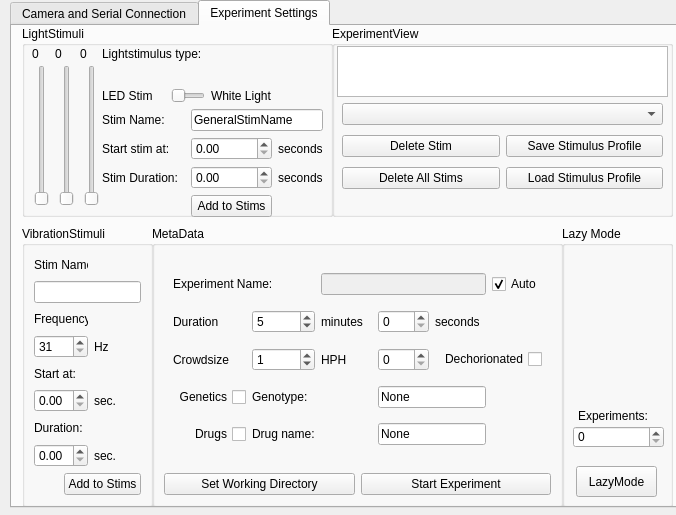
Above: form.ui from DanielDondorp/imMobilize before the change. Below: the same form after it.
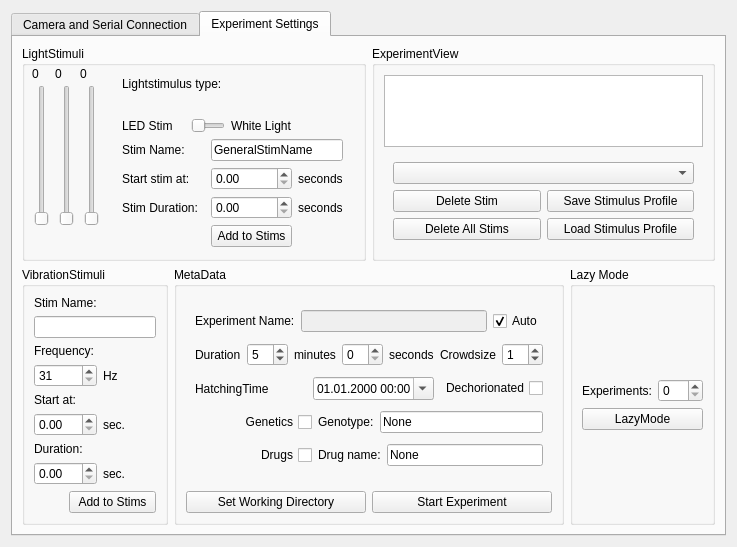
That is the form after the change. The open tabs and pages were chosen to show the change. Custom widgets are drawn as their Qt base class.

Commit message: Update __main__.py, form.py, and form.ui Updated the way hatching times are submitted by the user.

What changed in the file:
```diff
--- a/form.ui
+++ b/form.ui
@@ -9,7 +9,7 @@
    <rect>
     <x>0</x>
     <y>0</y>
-    <width>676</width>
+    <width>737</width>
     <height>515</height>
    </rect>
   </property>
@@ -19,15 +19,9 @@
   <property name="autoFillBackground">
    <bool>true</bool>
   </property>
+  <layout class="QGridLayout" name="gridLayout_7">
+   <item row="0" column="0">
   <widget class="QTabWidget" name="tabWidget">
-   <property name="geometry">
-    <rect>
-     <x>10</x>
-     <y>0</y>
-     <width>671</width>
-     <height>508</height>
-    </rect>
-   </property>
    <property name="currentIndex">
     <number>1</number>
    </property>
@@ -434,361 +428,12 @@
     <attribute name="title">
      <string>Experiment Settings</string>
     </attribute>
-    <widget class="QGroupBox" name="groupBox_2">
-     <property name="geometry">
-      <rect>
-       <x>320</x>
-       <y>0</y>
-       <width>341</width>
-       <height>191</height>
-      </rect>
-     </property>
-     <property name="title">
-      <string>ExperimentView</string>
-     </property>
-     <widget class="PlotWidget" name="graphicsView">
-      <property name="geometry">
-       <rect>
-        <x>5</x>
-        <y>20</y>
-        <width>331</width>
-        <height>51</height>
-       </rect>
-      </property>
-     </widget>
-     <widget class="QWidget" name="widget" native="true">
-      <property name="geometry">
-       <rect>
-        <x>10</x>
-        <y>73</y>
-        <width>321</width>
-        <height>96</height>
-       </rect>
-      </property>
-      <layout class="QGridLayout" name="gridLayout">
-       <item row="1" column="0">
-        <widget class="QPushButton" name="buttonDeleteSelectedStim">
-         <property name="text">
-          <string>Delete Stim</string>
-         </property>
-        </widget>
-       </item>
-       <item row="1" column="1">
-        <widget class="QPushButton" name="buttonSaveStimulusProfile">
-         <property name="text">
-          <string>Save Stimulus Profile</string>
-         </property>
-        </widget>
-       </item>
-       <item row="2" column="0">
-        <widget class="QPushButton" name="buttonDeleteAllStims">
-         <property name="text">
-          <string>Delete All Stims</string>
-         </property>
-        </widget>
-       </item>
-       <item row="2" column="1">
-        <widget class="QPushButton" name="buttonLoadStimulusProfile">
-         <property name="text">
-          <string>Load Stimulus Profile</string>
-         </property>
-        </widget>
-       </item>
+      <layout class="QGridLayout" name="gridLayout_12">
        <item row="0" column="0" colspan="2">
-        <widget class="QComboBox" name="comboBoxSelectStimId"/>
-       </item>
-      </layout>
-     </widget>
-    </widget>
-    <widget class="QGroupBox" name="groupboxMetaData">
-     <property name="geometry">
-      <rect>
-       <x>140</x>
-       <y>200</y>
-       <width>411</width>
-       <height>281</height>
-      </rect>
-     </property>
-     <property name="title">
-      <string>MetaData</string>
-     </property>
-     <layout class="QGridLayout" name="gridLayout_6">
-      <item row="0" column="0" colspan="4">
-       <widget class="QWidget" name="widgetMetaData" native="true">
-        <layout class="QGridLayout" name="gridLayout_7">
-         <item row="3" column="1">
-          <widget class="QSpinBox" name="spinBoxExperimentDurationMinutes">
-           <property name="value">
-            <number>5</number>
-           </property>
-          </widget>
-         </item>
-         <item row="4" column="3">
-          <widget class="QSpinBox" name="spinboxAge"/>
-         </item>
-         <item row="5" column="0">
-          <widget class="QCheckBox" name="checkboxMetaDataGenetics">
-           <property name="layoutDirection">
-            <enum>Qt::RightToLeft</enum>
-           </property>
-           <property name="text">
-            <string>Genetics</string>
-           </property>
-          </widget>
-         </item>
-         <item row="4" column="4" colspan="2">
-          <widget class="QCheckBox" name="checkboxMetaDataDechorionation">
-           <property name="layoutDirection">
-            <enum>Qt::RightToLeft</enum>
-           </property>
-           <property name="text">
-            <string>Dechorionated</string>
-           </property>
-          </widget>
-         </item>
-         <item row="3" column="3">
-          <widget class="QSpinBox" name="spinBoxExperimentDurationSeconds"/>
-         </item>
-         <item row="3" column="0">
-          <widget class="QLabel" name="label_15">
-           <property name="text">
-            <string>Duration</string>
-           </property>
-          </widget>
-         </item>
-         <item row="4" column="2">
-          <widget class="QLabel" name="label_12">
-           <property name="toolTip">
-            <string>&lt;html&gt;&lt;head/&gt;&lt;body&gt;&lt;p&gt;Hours Post Hatching&lt;/p&gt;&lt;/body&gt;&lt;/html&gt;</string>
-           </property>
-           <property name="text">
-            <string>HPH</string>
-           </property>
-          </widget>
-         </item>
-         <item row="5" column="3" colspan="2">
-          <widget class="QLineEdit" name="lineeditMetaDataGenetics">
-           <property name="text">
-            <string>None</string>
-           </property>
-          </widget>
-         </item>
-         <item row="3" column="2">
-          <widget class="QLabel" name="label_14">
-           <property name="text">
-            <string>minutes</string>
-           </property>
-          </widget>
-         </item>
-         <item row="3" column="4">
-          <widget class="QLabel" name="label_16">
-           <property name="text">
-            <string>seconds</string>
-           </property>
-          </widget>
-         </item>
-         <item row="5" column="1">
-          <widget class="QLabel" name="labelMetaDataGenetics">
-           <property name="text">
-            <string>Genotype:</string>
-           </property>
-          </widget>
-         </item>
-         <item row="4" column="1">
-          <widget class="QSpinBox" name="spinboxCrowdsize">
-           <property name="value">
-            <number>1</number>
-           </property>
-          </widget>
-         </item>
-         <item row="4" column="0">
-          <widget class="QLabel" name="label_10">
-           <property name="text">
-            <string>Crowdsize</string>
-           </property>
-          </widget>
-         </item>
-         <item row="6" column="0">
-          <widget class="QCheckBox" name="checkboxMetaDataDrugs">
-           <property name="layoutDirection">
-            <enum>Qt::RightToLeft</enum>
-           </property>
-           <property name="text">
-            <string>Drugs</string>
-           </property>
-          </widget>
-         </item>
-         <item row="6" column="3" colspan="2">
-          <widget class="QLineEdit" name="lineeditMetaDataDrugName">
-           <property name="layoutDirection">
-            <enum>Qt::LeftToRight</enum>
-           </property>
-           <property name="text">
-            <string>None</string>
-           </property>
-          </widget>
-         </item>
-         <item row="6" column="1">
-          <widget class="QLabel" name="labelMetaDataDrugName">
-           <property name="text">
-            <string>Drug name:</string>
-           </property>
-          </widget>
-         </item>
-         <item row="1" column="0" colspan="2">
-          <widget class="QLabel" name="label_11">
-           <property name="text">
-            <string>Experiment Name:</string>
-           </property>
-          </widget>
-         </item>
-         <item row="1" column="5">
-          <widget class="QCheckBox" name="checkBoxExperimentAutonaming">
-           <property name="text">
-            <string>Auto</string>
-           </property>
-           <property name="checked">
-            <bool>true</bool>
-           </property>
-          </widget>
-         </item>
-         <item row="1" column="2" colspan="3">
-          <widget class="QLineEdit" name="lineeditExperimentName">
-           <property name="enabled">
-            <bool>false</bool>
-           </property>
-          </widget>
-         </item>
-        </layout>
-       </widget>
-      </item>
-      <item row="1" column="0" colspan="2">
-       <widget class="QPushButton" name="buttonSetWorkingDirectory">
-        <property name="text">
-         <string>Set Working Directory</string>
-        </property>
-       </widget>
-      </item>
-      <item row="1" column="2" colspan="2">
-       <widget class="QPushButton" name="buttonStartExperiment">
-        <property name="text">
-         <string>Start Experiment</string>
-        </property>
-        <property name="checkable">
-         <bool>true</bool>
-        </property>
-       </widget>
-      </item>
-     </layout>
-    </widget>
-    <widget class="QGroupBox" name="groupBoxVibrationStimuli">
-     <property name="enabled">
-      <bool>true</bool>
-     </property>
-     <property name="geometry">
-      <rect>
-       <x>10</x>
-       <y>200</y>
-       <width>131</width>
-       <height>281</height>
-      </rect>
-     </property>
-     <property name="title">
-      <string>VibrationStimuli</string>
-     </property>
-     <layout class="QGridLayout" name="gridLayout_11">
-      <item row="4" column="0" colspan="2">
-       <widget class="QSpinBox" name="spinBoxVibrationFrequency">
-        <property name="toolTip">
-         <string>&lt;html&gt;&lt;head/&gt;&lt;body&gt;&lt;p&gt;Must be between 31 and 999 Hz.&lt;/p&gt;&lt;/body&gt;&lt;/html&gt;</string>
-        </property>
-        <property name="minimum">
-         <number>31</number>
-        </property>
-        <property name="maximum">
-         <number>999</number>
-        </property>
-       </widget>
-      </item>
-      <item row="4" column="2">
-       <widget class="QLabel" name="label_13">
-        <property name="text">
-         <string>Hz</string>
-        </property>
-       </widget>
-      </item>
-      <item row="3" column="0" colspan="2">
-       <widget class="QLabel" name="label">
-        <property name="text">
-         <string>Frequency:</string>
-        </property>
-       </widget>
-      </item>
-      <item row="11" column="0" colspan="2">
-       <widget class="QDoubleSpinBox" name="spinBoxVibrationDuration"/>
-      </item>
-      <item row="10" column="0" colspan="2">
-       <widget class="QLabel" name="label_17">
-        <property name="text">
-         <string>Duration:</string>
-        </property>
-       </widget>
-      </item>
-      <item row="11" column="2" colspan="2">
-       <widget class="QLabel" name="label_18">
-        <property name="text">
-         <string>sec.</string>
-        </property>
-       </widget>
-      </item>
-      <item row="12" column="1" colspan="3">
-       <widget class="QPushButton" name="buttonSaveVibrationStim">
-        <property name="text">
-         <string>Add to Stims</string>
-        </property>
-       </widget>
-      </item>
-      <item row="1" column="0" colspan="2">
-       <widget class="QLabel" name="label_23">
-        <property name="text">
-         <string>Stim Name:</string>
-        </property>
-       </widget>
-      </item>
-      <item row="2" column="0" colspan="4">
-       <widget class="QLineEdit" name="lineeditVibrationStimName"/>
-      </item>
-      <item row="8" column="0" colspan="2">
-       <widget class="QLabel" name="label_25">
-        <property name="text">
-         <string>Start at:</string>
-        </property>
-       </widget>
-      </item>
-      <item row="9" column="0" colspan="2">
-       <widget class="QDoubleSpinBox" name="spinBoxVibrationStart"/>
-      </item>
-      <item row="9" column="2">
-       <widget class="QLabel" name="label_24">
-        <property name="text">
-         <string>sec.</string>
-        </property>
-       </widget>
-      </item>
-     </layout>
-    </widget>
     <widget class="QGroupBox" name="lightStimuliGroup">
      <property name="enabled">
       <bool>true</bool>
      </property>
-     <property name="geometry">
-      <rect>
-       <x>10</x>
-       <y>0</y>
-       <width>311</width>
-       <height>191</height>
-      </rect>
-     </property>
      <property name="title">
       <string>LightStimuli</string>
      </property>
@@ -895,8 +540,8 @@
      <widget class="QWidget" name="widget_2" native="true">
       <property name="geometry">
        <rect>
-        <x>80</x>
-        <y>0</y>
+            <x>100</x>
+            <y>10</y>
         <width>221</width>
         <height>191</height>
        </rect>
@@ -1005,57 +650,397 @@
       </layout>
      </widget>
     </widget>
+       </item>
+       <item row="0" column="2" colspan="2">
+        <widget class="QGroupBox" name="groupBox_2">
+         <property name="title">
+          <string>ExperimentView</string>
+         </property>
+         <layout class="QGridLayout" name="gridLayout_15">
+          <item row="0" column="0">
+           <widget class="PlotWidget" name="graphicsView"/>
+          </item>
+          <item row="1" column="0">
+           <widget class="QWidget" name="widget" native="true">
+            <layout class="QGridLayout" name="gridLayout">
+             <item row="1" column="0">
+              <widget class="QPushButton" name="buttonDeleteSelectedStim">
+               <property name="text">
+                <string>Delete Stim</string>
+               </property>
+              </widget>
+             </item>
+             <item row="1" column="1">
+              <widget class="QPushButton" name="buttonSaveStimulusProfile">
+               <property name="text">
+                <string>Save Stimulus Profile</string>
+               </property>
+              </widget>
+             </item>
+             <item row="2" column="0">
+              <widget class="QPushButton" name="buttonDeleteAllStims">
+               <property name="text">
+                <string>Delete All Stims</string>
+               </property>
+              </widget>
+             </item>
+             <item row="2" column="1">
+              <widget class="QPushButton" name="buttonLoadStimulusProfile">
+               <property name="text">
+                <string>Load Stimulus Profile</string>
+               </property>
+              </widget>
+             </item>
+             <item row="0" column="0" colspan="2">
+              <widget class="QComboBox" name="comboBoxSelectStimId"/>
+             </item>
+            </layout>
+           </widget>
+          </item>
+         </layout>
+        </widget>
+       </item>
+       <item row="1" column="0">
+        <widget class="QGroupBox" name="groupBoxVibrationStimuli">
+         <property name="enabled">
+          <bool>true</bool>
+         </property>
+         <property name="title">
+          <string>VibrationStimuli</string>
+         </property>
+         <layout class="QGridLayout" name="gridLayout_11">
+          <item row="4" column="0" colspan="2">
+           <widget class="QSpinBox" name="spinBoxVibrationFrequency">
+            <property name="toolTip">
+             <string>&lt;html&gt;&lt;head/&gt;&lt;body&gt;&lt;p&gt;Must be between 31 and 999 Hz.&lt;/p&gt;&lt;/body&gt;&lt;/html&gt;</string>
+            </property>
+            <property name="minimum">
+             <number>31</number>
+            </property>
+            <property name="maximum">
+             <number>999</number>
+            </property>
+           </widget>
+          </item>
+          <item row="4" column="2">
+           <widget class="QLabel" name="label_13">
+            <property name="text">
+             <string>Hz</string>
+            </property>
+           </widget>
+          </item>
+          <item row="3" column="0" colspan="2">
+           <widget class="QLabel" name="label">
+            <property name="text">
+             <string>Frequency:</string>
+            </property>
+           </widget>
+          </item>
+          <item row="11" column="0" colspan="2">
+           <widget class="QDoubleSpinBox" name="spinBoxVibrationDuration"/>
+          </item>
+          <item row="10" column="0" colspan="2">
+           <widget class="QLabel" name="label_17">
+            <property name="text">
+             <string>Duration:</string>
+            </property>
+           </widget>
+          </item>
+          <item row="11" column="2" colspan="2">
+           <widget class="QLabel" name="label_18">
+            <property name="text">
+             <string>sec.</string>
+            </property>
+           </widget>
+          </item>
+          <item row="12" column="1" colspan="3">
+           <widget class="QPushButton" name="buttonSaveVibrationStim">
+            <property name="text">
+             <string>Add to Stims</string>
+            </property>
+           </widget>
+          </item>
+          <item row="1" column="0" colspan="2">
+           <widget class="QLabel" name="label_23">
+            <property name="text">
+             <string>Stim Name:</string>
+            </property>
+           </widget>
+          </item>
+          <item row="2" column="0" colspan="4">
+           <widget class="QLineEdit" name="lineeditVibrationStimName"/>
+          </item>
+          <item row="8" column="0" colspan="2">
+           <widget class="QLabel" name="label_25">
+            <property name="text">
+             <string>Start at:</string>
+            </property>
+           </widget>
+          </item>
+          <item row="9" column="0" colspan="2">
+           <widget class="QDoubleSpinBox" name="spinBoxVibrationStart"/>
+          </item>
+          <item row="9" column="2">
+           <widget class="QLabel" name="label_24">
+            <property name="text">
+             <string>sec.</string>
+            </property>
+           </widget>
+          </item>
+         </layout>
+        </widget>
+       </item>
+       <item row="1" column="1" colspan="2">
+        <widget class="QGroupBox" name="groupboxMetaData">
+         <property name="title">
+          <string>MetaData</string>
+         </property>
+         <layout class="QGridLayout" name="gridLayout_13">
+          <item row="0" column="0" colspan="2">
+           <widget class="QWidget" name="widgetMetaData" native="true">
+            <layout class="QGridLayout" name="gridLayout_6">
+             <item row="0" column="0" colspan="3">
+              <layout class="QHBoxLayout" name="horizontalLayout_4">
+               <item>
+                <widget class="QLabel" name="label_11">
+                 <property name="text">
+                  <string>Experiment Name:</string>
+                 </property>
+                </widget>
+               </item>
+               <item>
+                <widget class="QLineEdit" name="lineeditExperimentName">
+                 <property name="enabled">
+                  <bool>false</bool>
+                 </property>
+                </widget>
+               </item>
+               <item>
+                <widget class="QCheckBox" name="checkBoxExperimentAutonaming">
+                 <property name="text">
+                  <string>Auto</string>
+                 </property>
+                 <property name="checked">
+                  <bool>true</bool>
+                 </property>
+                </widget>
+               </item>
+              </layout>
+             </item>
+             <item row="1" column="0" colspan="2">
+              <layout class="QHBoxLayout" name="horizontalLayout">
+               <item>
+                <widget class="QLabel" name="label_15">
+                 <property name="text">
+                  <string>Duration</string>
+                 </property>
+                </widget>
+               </item>
+               <item>
+                <widget class="QSpinBox" name="spinBoxExperimentDurationMinutes">
+                 <property name="value">
+                  <number>5</number>
+                 </property>
+                </widget>
+               </item>
+               <item>
+                <widget class="QLabel" name="label_14">
+                 <property name="text">
+                  <string>minutes</string>
+                 </property>
+                </widget>
+               </item>
+               <item>
+                <widget class="QSpinBox" name="spinBoxExperimentDurationSeconds"/>
+               </item>
+               <item>
+                <widget class="QLabel" name="label_16">
+                 <property name="text">
+                  <string>seconds</string>
+                 </property>
+                </widget>
+               </item>
+              </layout>
+             </item>
+             <item row="1" column="2">
+              <layout class="QHBoxLayout" name="horizontalLayout_2">
+               <item>
+                <widget class="QLabel" name="label_10">
+                 <property name="text">
+                  <string>Crowdsize</string>
+                 </property>
+                </widget>
+               </item>
+               <item>
+                <widget class="QSpinBox" name="spinboxCrowdsize">
+                 <property name="value">
+                  <number>1</number>
+                 </property>
+                </widget>
+               </item>
+              </layout>
+             </item>
+             <item row="2" column="0" colspan="2">
+              <layout class="QHBoxLayout" name="horizontalLayout_3">
+               <item>
+                <widget class="QLabel" name="label_26">
+                 <property name="toolTip">
+                  <string>&lt;html&gt;&lt;head/&gt;&lt;body&gt;&lt;p&gt;Hours Post Hatching&lt;/p&gt;&lt;/body&gt;&lt;/html&gt;</string>
+                 </property>
+                 <property name="text">
+                  <string>HatchingTime</string>
+                 </property>
+                </widget>
+               </item>
+               <item>
+                <widget class="QDateTimeEdit" name="dateTimeEditHatching">
+                 <property name="buttonSymbols">
+                  <enum>QAbstractSpinBox::PlusMinus</enum>
+                 </property>
+                 <property name="currentSection">
+                  <enum>QDateTimeEdit::HourSection</enum>
+                 </property>
+                 <property name="displayFormat">
+                  <string>dd.MM.yyyy HH:mm</string>
+                 </property>
+                 <property name="calendarPopup">
+                  <bool>true</bool>
+                 </property>
+                </widget>
+               </item>
+              </layout>
+             </item>
+             <item row="2" column="2">
+              <widget class="QCheckBox" name="checkboxMetaDataDechorionation">
+               <property name="layoutDirection">
+                <enum>Qt::RightToLeft</enum>
+               </property>
+               <property name="text">
+                <string>Dechorionated</string>
+               </property>
+              </widget>
+             </item>
+             <item row="3" column="0">
+              <widget class="QCheckBox" name="checkboxMetaDataGenetics">
+               <property name="layoutDirection">
+                <enum>Qt::RightToLeft</enum>
+               </property>
+               <property name="text">
+                <string>Genetics</string>
+               </property>
+              </widget>
+             </item>
+             <item row="3" column="1" colspan="2">
+              <layout class="QHBoxLayout" name="horizontalLayout_5">
+               <item>
+                <widget class="QLabel" name="labelMetaDataGenetics">
+                 <property name="text">
+                  <string>Genotype:</string>
+                 </property>
+                </widget>
+               </item>
+               <item>
+                <widget class="QLineEdit" name="lineeditMetaDataGenetics">
+                 <property name="text">
+                  <string>None</string>
+                 </property>
+                </widget>
+               </item>
+              </layout>
+             </item>
+             <item row="4" column="0">
+              <widget class="QCheckBox" name="checkboxMetaDataDrugs">
+               <property name="layoutDirection">
+                <enum>Qt::RightToLeft</enum>
+               </property>
+               <property name="text">
+                <string>Drugs</string>
+               </property>
+              </widget>
+             </item>
+             <item row="4" column="1" colspan="2">
+              <layout class="QHBoxLayout" name="horizontalLayout_6">
+               <item>
+                <widget class="QLabel" name="labelMetaDataDrugName">
+                 <property name="text">
+                  <string>Drug name:</string>
+                 </property>
+                </widget>
+               </item>
+               <item>
+                <widget class="QLineEdit" name="lineeditMetaDataDrugName">
+                 <property name="layoutDirection">
+                  <enum>Qt::LeftToRight</enum>
+                 </property>
+                 <property name="text">
+                  <string>None</string>
+                 </property>
+                </widget>
+               </item>
+              </layout>
+             </item>
+            </layout>
+           </widget>
+          </item>
+          <item row="1" column="0">
+           <widget class="QPushButton" name="buttonSetWorkingDirectory">
+            <property name="text">
+             <string>Set Working Directory</string>
+            </property>
+           </widget>
+          </item>
+          <item row="1" column="1">
+           <widget class="QPushButton" name="buttonStartExperiment">
+            <property name="text">
+             <string>Start Experiment</string>
+            </property>
+            <property name="checkable">
+             <bool>true</bool>
+            </property>
+           </widget>
+          </item>
+         </layout>
+        </widget>
+       </item>
+       <item row="1" column="3">
     <widget class="QGroupBox" name="groupBoxLazyMode">
-     <property name="geometry">
-      <rect>
-       <x>550</x>
-       <y>200</y>
-       <width>111</width>
-       <height>281</height>
-      </rect>
-     </property>
      <property name="title">
       <string>Lazy Mode</string>
      </property>
-     <widget class="QSpinBox" name="spinBoxLazyMode">
-      <property name="geometry">
-       <rect>
-        <x>11</x>
-        <y>200</y>
-        <width>91</width>
-        <height>22</height>
-       </rect>
-      </property>
-     </widget>
+         <layout class="QGridLayout" name="gridLayout_14">
+          <item row="0" column="0">
+           <layout class="QVBoxLayout" name="verticalLayout_3">
+            <item>
+             <layout class="QHBoxLayout" name="horizontalLayout_7">
+              <item>
      <widget class="QLabel" name="labelLazyMode">
-      <property name="geometry">
-       <rect>
-        <x>16</x>
-        <y>180</y>
-        <width>71</width>
-        <height>20</height>
-       </rect>
-      </property>
       <property name="text">
        <string>Experiments:</string>
       </property>
      </widget>
+              </item>
+              <item>
+               <widget class="QSpinBox" name="spinBoxLazyMode"/>
+              </item>
+             </layout>
+            </item>
+            <item>
      <widget class="QPushButton" name="buttonLazyMode">
-      <property name="geometry">
-       <rect>
-        <x>14</x>
-        <y>240</y>
-        <width>81</width>
-        <height>31</height>
-       </rect>
-      </property>
       <property name="text">
        <string>LazyMode</string>
       </property>
      </widget>
-    </widget>
-   </widget>
-  </widget>
+            </item>
+           </layout>
+          </item>
+         </layout>
+        </widget>
+       </item>
+      </layout>
+     </widget>
+    </widget>
+   </item>
+  </layout>
  </widget>
  <customwidgets>
   <customwidget>
```
Left out of the diff: 2 changed lines with no effect on the pictures. Lines whose indentation alone changed are shown as unchanged. The commit also changes 2 other files.
